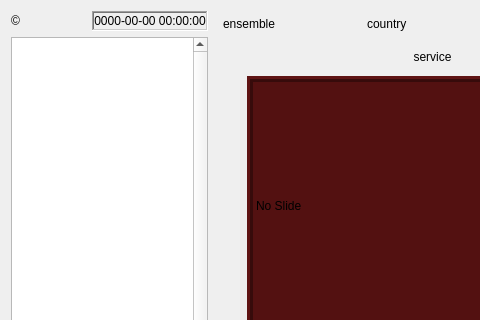
Above: src/main/radio.ui from tomneda/DABstar before the change; both pictures show x 0 to 480 and y 0 to 320 of the 659 by 481 pixel window. Below: the same form after it.
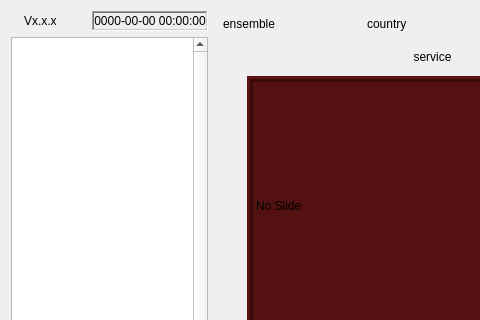
That is the form after the change. Icons and pictures are not drawn. Custom widgets are drawn as their Qt base class.

Commit message: Fix problem with copyright icon

Patch:
```diff
--- a/src/main/radio.ui
+++ b/src/main/radio.ui
@@ -24,7 +24,17 @@
        <item>
         <widget class="QLabel" name="copyrightLabel">
          <property name="text">
-          <string>©</string>
+          <string/>
+         </property>
+         <property name="pixmap">
+          <pixmap resource="../../resources.qrc">:/res/icons/copyright24.png</pixmap>
+         </property>
+        </widget>
+       </item>
+       <item>
+        <widget class="QLabel" name="lblVersion">
+         <property name="text">
+          <string>Vx.x.x</string>
          </property>
         </widget>
        </item>
```
Left out of the diff: 2 changed lines with no effect on the pictures. The commit also changes 1 other file.
